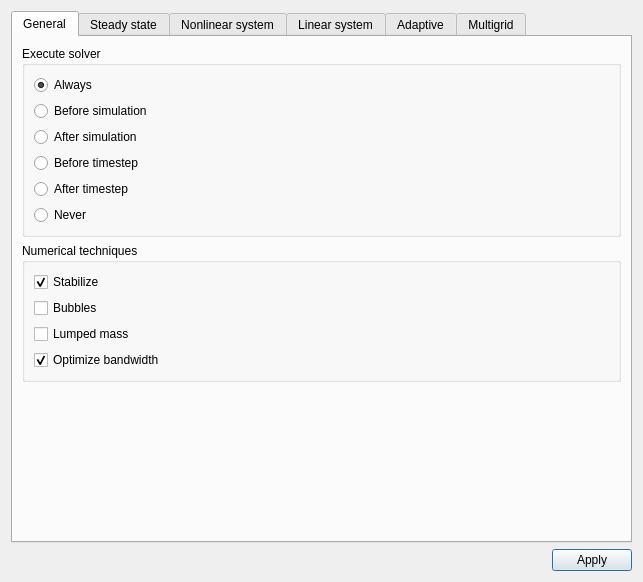
tehnick/elmerfem, file ElmerGUI/forms/solverparameters.ui: the form before one commit.
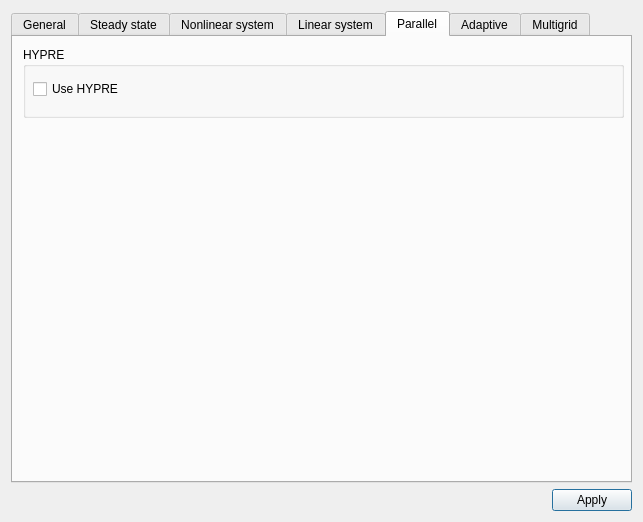
The form after the commit. The open tabs and pages were chosen to show the change. Icons and pictures are not drawn.

Commit message: ElmerGUI: Added parallel tab in the solver parameter settings dialog

The edit to the form file:
```diff
--- a/ElmerGUI/forms/solverparameters.ui
+++ b/ElmerGUI/forms/solverparameters.ui
@@ -6,7 +6,7 @@
     <x>0</x>
     <y>0</y>
     <width>643</width>
-    <height>582</height>
+    <height>522</height>
    </rect>
   </property>
   <property name="windowTitle" >
@@ -718,6 +718,40 @@
        </item>
       </layout>
      </widget>
+     <widget class="QWidget" name="parallelTab" >
+      <property name="accessibleName" >
+       <string/>
+      </property>
+      <attribute name="title" >
+       <string>Parallel</string>
+      </attribute>
+      <widget class="QGroupBox" name="hypreGroupBox" >
+       <property name="geometry" >
+        <rect>
+         <x>10</x>
+         <y>10</y>
+         <width>601</width>
+         <height>71</height>
+        </rect>
+       </property>
+       <property name="title" >
+        <string>HYPRE</string>
+       </property>
+       <widget class="QCheckBox" name="useHypre" >
+        <property name="geometry" >
+         <rect>
+          <x>10</x>
+          <y>30</y>
+          <width>101</width>
+          <height>24</height>
+         </rect>
+        </property>
+        <property name="text" >
+         <string>Use HYPRE</string>
+        </property>
+       </widget>
+      </widget>
+     </widget>
      <widget class="QWidget" name="adaptiveTab" >
       <attribute name="title" >
        <string>Adaptive</string>
```
The commit also changes 3 other files.
